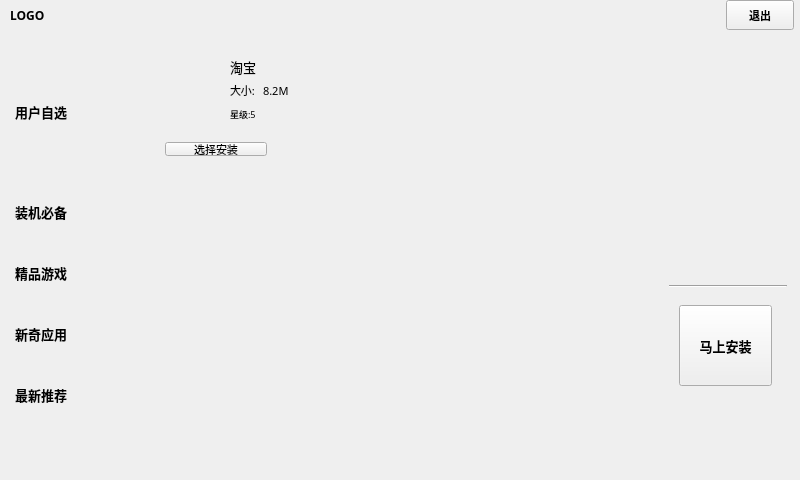
tkpclark/tinker, file src/ui/installation.ui: the form before one commit.
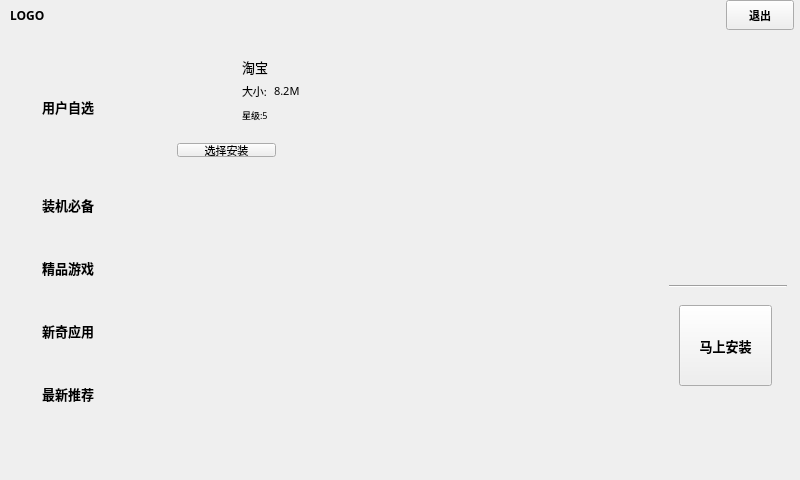
The form after the commit. Icons and pictures are not drawn.

Patch:
```diff
--- a/src/ui/installation.ui
+++ b/src/ui/installation.ui
@@ -214,7 +214,7 @@
        <widget class="QWidget" name="navigationWidget" native="true">
         <property name="maximumSize">
          <size>
-          <width>152</width>
+          <width>164</width>
           <height>16777215</height>
          </size>
         </property>
@@ -243,8 +243,29 @@
             </size>
            </property>
            <layout class="QHBoxLayout" name="horizontalLayout_5">
+            <property name="spacing">
+             <number>0</number>
+            </property>
+            <property name="topMargin">
+             <number>0</number>
+            </property>
+            <property name="bottomMargin">
+             <number>0</number>
+            </property>
             <item>
-             <widget class="QLabel" name="userChoiceLabel">
+             <widget class="QPushButton" name="userChoicePushButton">
+              <property name="sizePolicy">
+               <sizepolicy hsizetype="Preferred" vsizetype="Fixed">
+                <horstretch>0</horstretch>
+                <verstretch>0</verstretch>
+               </sizepolicy>
+              </property>
+              <property name="maximumSize">
+               <size>
+                <width>100</width>
+                <height>120</height>
+               </size>
+              </property>
               <property name="font">
                <font>
                 <family>微软雅黑</family>
@@ -253,25 +274,40 @@
                 <bold>true</bold>
                </font>
               </property>
-              <property name="layoutDirection">
-               <enum>Qt::RightToLeft</enum>
+              <property name="focusPolicy">
+               <enum>Qt::NoFocus</enum>
               </property>
               <property name="text">
                <string>用户自选</string>
               </property>
+              <property name="flat">
+               <bool>true</bool>
+              </property>
              </widget>
             </item>
             <item>
-             <widget class="QLabel" name="userCrossLabel">
+             <widget class="QLabel" name="userChoiceTickLabel">
+              <property name="sizePolicy">
+               <sizepolicy hsizetype="Fixed" vsizetype="Fixed">
+                <horstretch>0</horstretch>
+                <verstretch>0</verstretch>
+               </sizepolicy>
+              </property>
               <property name="maximumSize">
                <size>
-                <width>25</width>
-                <height>16777215</height>
+                <width>30</width>
+                <height>30</height>
                </size>
               </property>
               <property name="text">
                <string/>
               </property>
+              <property name="pixmap">
+               <pixmap resource="../../images.qrc">:/images/tick.png</pixmap>
+              </property>
+              <property name="scaledContents">
+               <bool>true</bool>
+              </property>
              </widget>
             </item>
            </layout>
@@ -282,12 +318,33 @@
            <property name="maximumSize">
             <size>
              <width>16777215</width>
-             <height>54</height>
+             <height>56</height>
             </size>
            </property>
            <layout class="QHBoxLayout" name="horizontalLayout_7">
+            <property name="spacing">
+             <number>0</number>
+            </property>
+            <property name="topMargin">
+             <number>0</number>
+            </property>
+            <property name="bottomMargin">
+             <number>0</number>
+            </property>
             <item>
-             <widget class="QLabel" name="indispensableLabel">
+             <widget class="QPushButton" name="indispensablePushButton">
+              <property name="sizePolicy">
+               <sizepolicy hsizetype="Preferred" vsizetype="Fixed">
+                <horstretch>0</horstretch>
+                <verstretch>0</verstretch>
+               </sizepolicy>
+              </property>
+              <property name="maximumSize">
+               <size>
+                <width>100</width>
+                <height>50</height>
+               </size>
+              </property>
               <property name="font">
                <font>
                 <family>微软雅黑</family>
@@ -296,25 +353,37 @@
                 <bold>true</bold>
                </font>
               </property>
-              <property name="layoutDirection">
-               <enum>Qt::RightToLeft</enum>
+              <property name="focusPolicy">
+               <enum>Qt::NoFocus</enum>
               </property>
               <property name="text">
                <string>装机必备</string>
               </property>
+              <property name="flat">
+               <bool>true</bool>
+              </property>
              </widget>
             </item>
             <item>
-             <widget class="QLabel" name="indispensableCrossLabel">
+             <widget class="QLabel" name="indispensableTickLabel">
+              <property name="sizePolicy">
+               <sizepolicy hsizetype="Fixed" vsizetype="Fixed">
+                <horstretch>0</horstretch>
+                <verstretch>0</verstretch>
+               </sizepolicy>
+              </property>
               <property name="maximumSize">
                <size>
-                <width>25</width>
-                <height>16777215</height>
+                <width>30</width>
+                <height>30</height>
                </size>
               </property>
               <property name="text">
                <string/>
               </property>
+              <property name="scaledContents">
+               <bool>true</bool>
+              </property>
              </widget>
             </item>
            </layout>
@@ -325,12 +394,27 @@
            <property name="maximumSize">
             <size>
              <width>16777215</width>
-             <height>54</height>
+             <height>56</height>
             </size>
            </property>
            <layout class="QHBoxLayout" name="horizontalLayout_8">
+            <property name="spacing">
+             <number>0</number>
+            </property>
+            <property name="topMargin">
+             <number>0</number>
+            </property>
+            <property name="bottomMargin">
+             <number>0</number>
+            </property>
             <item>
-             <widget class="QLabel" name="fineGameLabel">
+             <widget class="QPushButton" name="fineGamePushButton">
+              <property name="maximumSize">
+               <size>
+                <width>100</width>
+                <height>50</height>
+               </size>
+              </property>
               <property name="font">
                <font>
                 <family>微软雅黑</family>
@@ -339,25 +423,37 @@
                 <bold>true</bold>
                </font>
               </property>
-              <property name="layoutDirection">
-               <enum>Qt::RightToLeft</enum>
+              <property name="focusPolicy">
+               <enum>Qt::NoFocus</enum>
               </property>
               <property name="text">
                <string>精品游戏</string>
               </property>
+              <property name="flat">
+               <bool>true</bool>
+              </property>
              </widget>
             </item>
             <item>
-             <widget class="QLabel" name="fineGameCrossLabel">
+             <widget class="QLabel" name="fineGameTickLabel">
+              <property name="sizePolicy">
+               <sizepolicy hsizetype="Fixed" vsizetype="Fixed">
+                <horstretch>0</horstretch>
+                <verstretch>0</verstretch>
+               </sizepolicy>
+              </property>
               <property name="maximumSize">
                <size>
-                <width>25</width>
-                <height>16777215</height>
+                <width>30</width>
+                <height>30</height>
                </size>
               </property>
               <property name="text">
                <string/>
               </property>
+              <property name="scaledContents">
+               <bool>true</bool>
+              </property>
              </widget>
             </item>
            </layout>
@@ -368,12 +464,27 @@
            <property name="maximumSize">
             <size>
              <width>16777215</width>
-             <height>54</height>
+             <height>56</height>
             </size>
            </property>
            <layout class="QHBoxLayout" name="horizontalLayout_9">
+            <property name="spacing">
+             <number>0</number>
+            </property>
+            <property name="topMargin">
+             <number>0</number>
+            </property>
+            <property name="bottomMargin">
+             <number>0</number>
+            </property>
             <item>
-             <widget class="QLabel" name="newAppLabel">
+             <widget class="QPushButton" name="newAppPushButton">
+              <property name="maximumSize">
+               <size>
+                <width>100</width>
+                <height>50</height>
+               </size>
+              </property>
               <property name="font">
                <font>
                 <family>微软雅黑</family>
@@ -382,25 +493,37 @@
                 <bold>true</bold>
                </font>
               </property>
-              <property name="layoutDirection">
-               <enum>Qt::RightToLeft</enum>
+              <property name="focusPolicy">
+               <enum>Qt::NoFocus</enum>
               </property>
               <property name="text">
                <string>新奇应用</string>
               </property>
+              <property name="flat">
+               <bool>true</bool>
+              </property>
              </widget>
             </item>
             <item>
-             <widget class="QLabel" name="newAppCrossLabel">
+             <widget class="QLabel" name="newAppTickLabel">
+              <property name="sizePolicy">
+               <sizepolicy hsizetype="Fixed" vsizetype="Fixed">
+                <horstretch>0</horstretch>
+                <verstretch>0</verstretch>
+               </sizepolicy>
+              </property>
               <property name="maximumSize">
                <size>
-                <width>25</width>
-                <height>16777215</height>
+                <width>30</width>
+                <height>30</height>
                </size>
               </property>
               <property name="text">
                <string/>
               </property>
+              <property name="scaledContents">
+               <bool>true</bool>
+              </property>
              </widget>
             </item>
            </layout>
@@ -411,12 +534,27 @@
            <property name="maximumSize">
             <size>
              <width>16777215</width>
-             <height>54</height>
+             <height>56</height>
             </size>
            </property>
            <layout class="QHBoxLayout" name="horizontalLayout_10">
+            <property name="spacing">
+             <number>0</number>
+            </property>
+            <property name="topMargin">
+             <number>0</number>
+            </property>
+            <property name="bottomMargin">
+             <number>0</number>
+            </property>
             <item>
-             <widget class="QLabel" name="recommendLabel">
+             <widget class="QPushButton" name="recommendPushButton">
+              <property name="maximumSize">
+               <size>
+                <width>100</width>
+                <height>50</height>
+               </size>
+              </property>
               <property name="font">
                <font>
                 <family>微软雅黑</family>
@@ -425,25 +563,37 @@
                 <bold>true</bold>
                </font>
               </property>
-              <property name="layoutDirection">
-               <enum>Qt::RightToLeft</enum>
+              <property name="focusPolicy">
+               <enum>Qt::NoFocus</enum>
               </property>
               <property name="text">
                <string>最新推荐</string>
               </property>
+              <property name="flat">
+               <bool>true</bool>
+              </property>
              </widget>
             </item>
             <item>
-             <widget class="QLabel" name="recommendCrossLabel">
+             <widget class="QLabel" name="recommendTickLabel">
+              <property name="sizePolicy">
+               <sizepolicy hsizetype="Fixed" vsizetype="Fixed">
+                <horstretch>0</horstretch>
+                <verstretch>0</verstretch>
+               </sizepolicy>
+              </property>
               <property name="maximumSize">
                <size>
-                <width>25</width>
-                <height>16777215</height>
+                <width>30</width>
+                <height>30</height>
                </size>
               </property>
               <property name="text">
                <string/>
               </property>
+              <property name="scaledContents">
+               <bool>true</bool>
+              </property>
              </widget>
             </item>
            </layout>
@@ -459,7 +609,7 @@
           <number>0</number>
          </property>
          <property name="spacing">
-          <number>1</number>
+          <number>0</number>
          </property>
          <item row="0" column="1">
           <widget class="QWidget" name="appWidget2" native="true"/>
```
